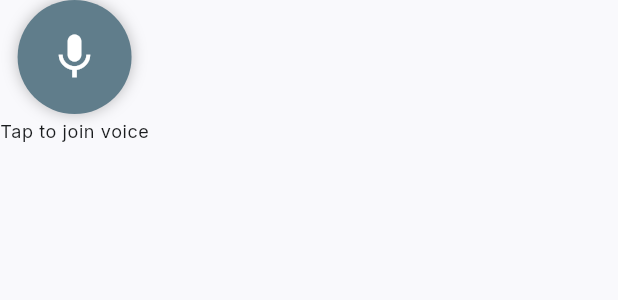
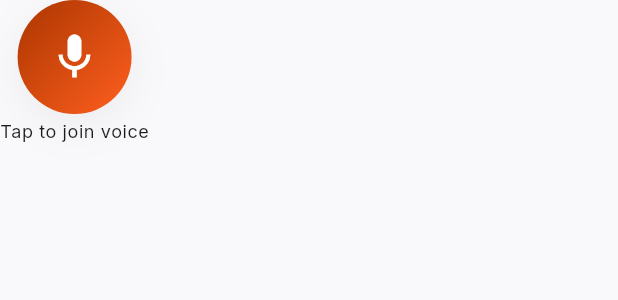
Before and after one commit to ankitjha67/PackPath, a Flutter app: the PttButton widget shown alone on an empty page, opened directly with empty values, on a phone screen of 412 x 824 dp. Shown: the top 300 px of the screen. Run offline on Flutter 3.47's test engine with Material 3 defaults, Android fonts, the phone set to English and light mode, and no system bars; our stand-ins replace dio, firebase_core, firebase_messaging, flutter_map, flutter_riverpod, geolocator and 6 more; missing offline and left inert: livekit_client; accounts and stored records are empty; network calls fail.

Commit message:
refactor(ui): ptt button gradient + waypoint markers + route polyline in safety orange
https://claude.ai/code/session_018kNyNAtQtw3TWRp3AqzP24

```diff
--- a/apps/mobile/lib/features/voice/ptt_button.dart
+++ b/apps/mobile/lib/features/voice/ptt_button.dart
@@ -1,6 +1,7 @@
 import 'package:flutter/material.dart';
 import 'package:flutter_riverpod/flutter_riverpod.dart';
 
+import '../../core/theme/kinetic_path_tokens.dart';
 import 'voice_service.dart';
 
 /// Big circular hold-to-talk button. Tap to connect to the trip's LiveKit
@@ -45,9 +46,19 @@ class _PttButtonState extends ConsumerState<PttButton> {
 
   @override
   Widget build(BuildContext context) {
-    final color = _talking
-        ? Colors.redAccent
-        : (_connected ? Colors.green : Colors.blueGrey);
+    final tokens = Theme.of(context).extension<KineticPathTokens>()!;
+    final scheme = Theme.of(context).colorScheme;
+    final decoration = _talking
+        ? BoxDecoration(
+            color: scheme.error,
+            shape: BoxShape.circle,
+            boxShadow: tokens.floatingShadow,
+          )
+        : BoxDecoration(
+            gradient: tokens.ctaGradient,
+            shape: BoxShape.circle,
+            boxShadow: tokens.floatingShadow,
+          );
     return Column(
       mainAxisSize: MainAxisSize.min,
       children: [
@@ -57,7 +68,7 @@ class _PttButtonState extends ConsumerState<PttButton> {
             child: Text(
               _error!,
               style: TextStyle(
-                color: Theme.of(context).colorScheme.error,
+                color: scheme.error,
                 fontSize: 12,
               ),
             ),
@@ -74,13 +85,7 @@ class _PttButtonState extends ConsumerState<PttButton> {
           child: Container(
             width: 76,
             height: 76,
-            decoration: BoxDecoration(
-              color: color,
-              shape: BoxShape.circle,
-              boxShadow: const [
-                BoxShadow(blurRadius: 8, color: Colors.black26),
-              ],
-            ),
+            decoration: decoration,
             child: _connecting
                 ? const Padding(
                     padding: EdgeInsets.all(24),
```
Also changed, not shown: apps/mobile/lib/features/trips/trip_map_screen.dart (+15 -6 lines).
